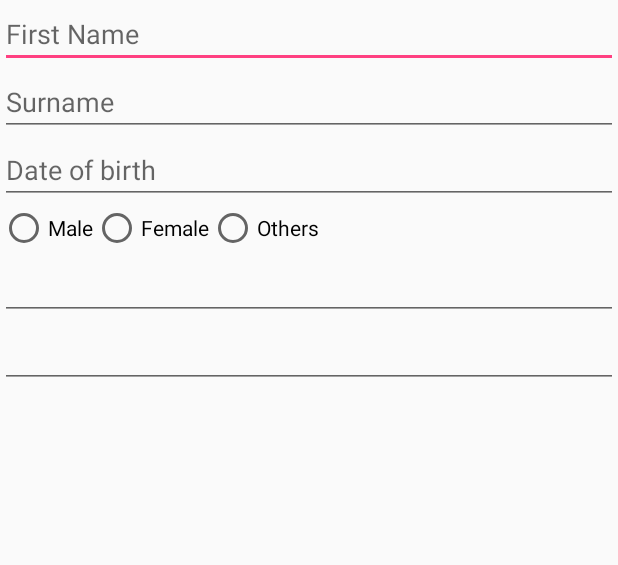
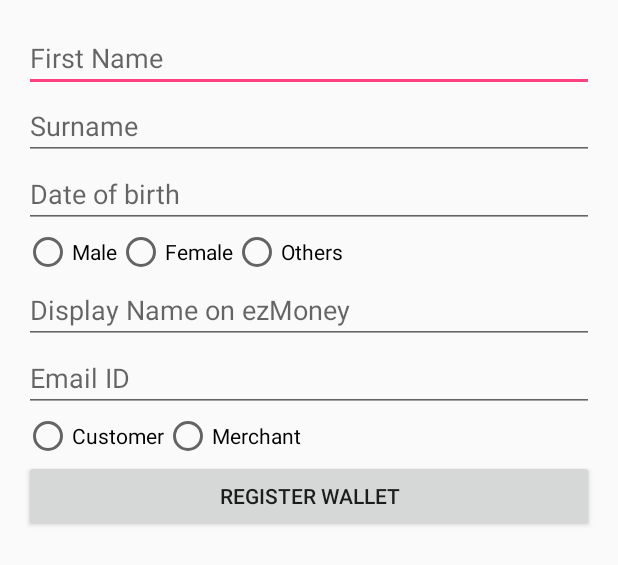
Before and after one commit to madvirus420/ezmoney, an Android app: the layout activity_register_wallet.xml on its own in the app's theme, with its tools: preview values and no code run, on a phone screen of 412 x 824 dp. Shown: the top 565 px of the screen. Run offline under Robolectric (Android 15) with nearby library versions, the phone set to English and light mode, and no system bars.

```diff
--- a/app/build.gradle
+++ b/app/build.gradle
@@ -26,4 +26,5 @@ dependencies {
     compile 'com.android.support:design:23.1.1'
     compile 'com.github.paolorotolo:appintro:3.2.0'
     compile 'com.koushikdutta.ion:ion:+'
+    compile 'com.google.android.gms:play-services-gcm:8.3.0'
 }
--- a/app/src/main/AndroidManifest.xml
+++ b/app/src/main/AndroidManifest.xml
@@ -26,6 +26,9 @@
         <activity
             android:name=".activities.intro.DoneSlide"
             android:theme="@style/AppTheme"></activity>
+        <activity
+            android:name=".activities.register.RegisterWallet"
+            android:theme="@style/AppTheme"></activity>
     </application>
 
 </manifest>
--- a/app/src/main/res/layout/activity_register_wallet.xml
+++ b/app/src/main/res/layout/activity_register_wallet.xml
@@ -1,8 +1,31 @@
 <?xml version="1.0" encoding="utf-8"?>
-<LinearLayout xmlns:android="http://schemas.android.com/apk/res/android"
-    android:orientation="vertical"
+
+<ScrollView
+    android:id="@+id/login_form"
+    xmlns:android="http://schemas.android.com/apk/res/android"
+    xmlns:tools="http://schemas.android.com/tools"
     android:layout_width="match_parent"
     android:layout_height="match_parent">
+
+    <LinearLayout
+        android:layout_width="match_parent"
+        android:layout_height="match_parent"
+        android:gravity="center_horizontal"
+        android:orientation="vertical"
+        android:paddingBottom="@dimen/activity_vertical_margin"
+        android:paddingLeft="@dimen/activity_horizontal_margin"
+        android:paddingRight="@dimen/activity_horizontal_margin"
+        android:paddingTop="@dimen/activity_vertical_margin"
+        tools:context=".activities.register.RegisterWallet">
+
+        <!-- Login progress -->
+        <ProgressBar
+            android:id="@+id/login_progress"
+            style="?android:attr/progressBarStyleLarge"
+            android:layout_width="wrap_content"
+            android:layout_height="wrap_content"
+            android:layout_marginBottom="8dp"
+            android:visibility="gone" />
 
     <EditText
         android:layout_width="match_parent"
@@ -10,7 +33,7 @@
         android:inputType="textPersonName"
         android:hint="First Name"
         android:ems="10"
-        android:id="@+id/editText" />
+        android:id="@+id/register_wallet_fname" />
 
     <EditText
         android:layout_width="match_parent"
@@ -18,7 +41,7 @@
         android:inputType="textPersonName"
         android:hint="Surname"
         android:ems="10"
-        android:id="@+id/editText2" />
+        android:id="@+id/register_wallet_lname" />
 
     <EditText
         android:layout_width="match_parent"
@@ -26,7 +49,7 @@
         android:inputType="date"
         android:ems="10"
         android:hint="@string/action_date"
-        android:id="@+id/editText3" />
+        android:id="@+id/register_wallet_dob" />
 
     <RadioGroup
         android:layout_width="fill_parent"
@@ -35,21 +58,21 @@
         android:orientation="horizontal">
 
         <RadioButton
-            android:id="@+id/signup_gender_male"
+            android:id="@+id/register_wallet_gender_male"
             android:layout_width="wrap_content"
             android:layout_height="wrap_content"
             android:onClick="onRadioButtonClicked"
             android:text="Male" />
 
         <RadioButton
-            android:id="@+id/signup_gender_female"
+            android:id="@+id/register_wallet_gender_female"
             android:layout_width="wrap_content"
             android:layout_height="wrap_content"
             android:onClick="onRadioButtonClicked"
             android:text="Female" />
 
         <RadioButton
-            android:id="@+id/signup_gender_others"
+            android:id="@+id/register_wallet_gender_others"
             android:layout_width="wrap_content"
             android:layout_height="wrap_content"
             android:onClick="onRadioButtonClicked"
@@ -60,14 +83,46 @@
     <EditText
         android:layout_width="match_parent"
         android:layout_height="wrap_content"
-        android:id="@+id/editText4" />
+        android:id="@+id/register_wallet_display_name"
+        android:hint="Display Name on ezMoney" />
 
     <EditText
         android:layout_width="match_parent"
         android:layout_height="wrap_content"
         android:inputType="textEmailAddress"
+        android:hint="Email ID"
         android:ems="10"
-        android:id="@+id/editText5"
+        android:id="@+id/register_wallet_email"
         android:layout_gravity="center_horizontal" />
 
-</LinearLayout>
+        <RadioGroup
+            android:layout_width="fill_parent"
+            android:layout_height="wrap_content"
+            android:contentDescription="userType"
+            android:orientation="horizontal">
+
+            <RadioButton
+                android:id="@+id/register_wallet_user_customer"
+                android:layout_width="wrap_content"
+                android:layout_height="wrap_content"
+                android:onClick="onRadioButtonClicked"
+                android:text="Customer" />
+
+            <RadioButton
+                android:id="@+id/register_wallet_user_merchant"
+                android:layout_width="wrap_content"
+                android:layout_height="wrap_content"
+                android:onClick="onRadioButtonClicked"
+                android:text="Merchant" />
+
+        </RadioGroup>
+
+        <Button
+            android:layout_width="fill_parent"
+            android:layout_height="wrap_content"
+            android:text="@string/action_register"
+            android:id="@+id/register_wallet_register_button" />
+
+    </LinearLayout>
+
+</ScrollView>
--- a/app/src/main/res/layout/content_main.xml
+++ b/app/src/main/res/layout/content_main.xml
@@ -21,8 +21,8 @@
     <Button
         android:layout_width="fill_parent"
         android:layout_height="wrap_content"
-        android:text="New Button"
-        android:id="@+id/button"
+        android:text="@string/action_register"
+        android:id="@+id/button_main_register"
         android:layout_below="@+id/textView"
         android:layout_alignParentLeft="true"
         android:layout_alignParentStart="true"
--- a/app/src/main/res/values/strings.xml
+++ b/app/src/main/res/values/strings.xml
@@ -5,4 +5,6 @@
     <string name="action_date">Date of birth</string>
 
 
+    <string name="action_error_mandatory">This field is mandatory</string>
+    <string name="gcm_defaultSenderId"></string>
 </resources>
```
Also changed, not shown: app/src/main/java/com/sadhus/ezmoney/activities/core/MainActivity.java (+19 -0 lines), app/src/main/java/com/sadhus/ezmoney/activities/register/RegisterWallet.java (+434 -1 lines), app/src/main/java/com/sadhus/ezmoney/util/Constants.java (+22 -0 lines), app/src/main/java/com/sadhus/ezmoney/util/ModjadjiClientUtil.java (added, +27 -0 lines), app/src/main/java/com/sadhus/ezmoney/util/MyGcmListenerService.java (added, +111 -0 lines), app/src/main/java/com/sadhus/ezmoney/util/MyInstanceIDListenerService.java (added, +41 -0 lines).
